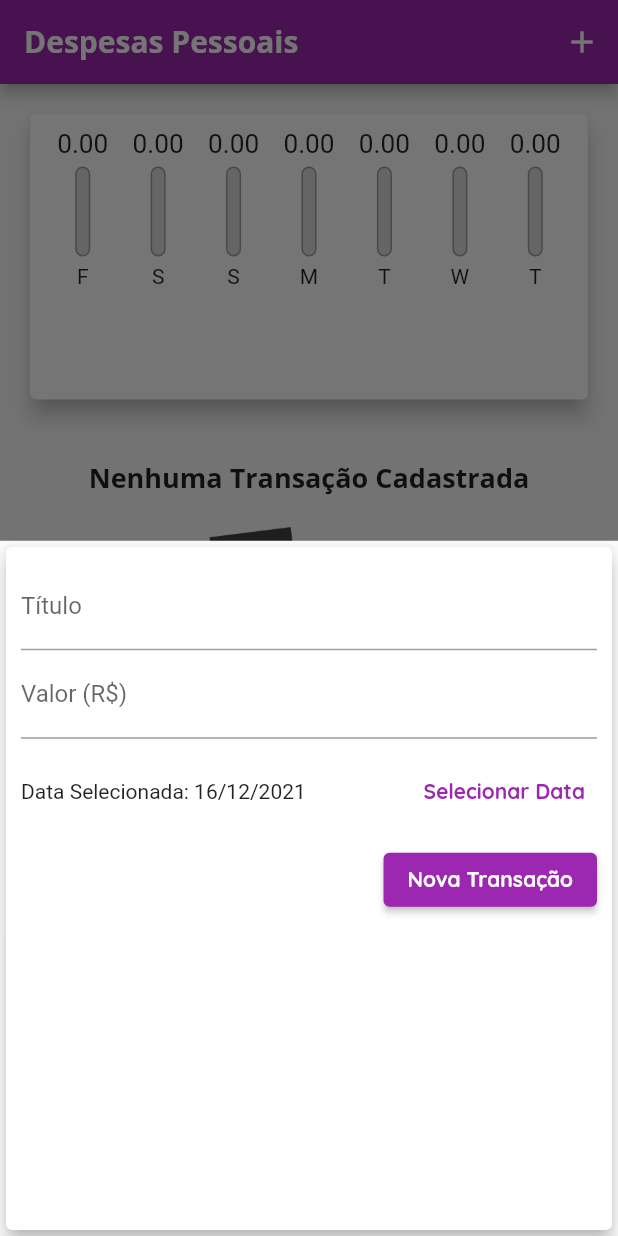
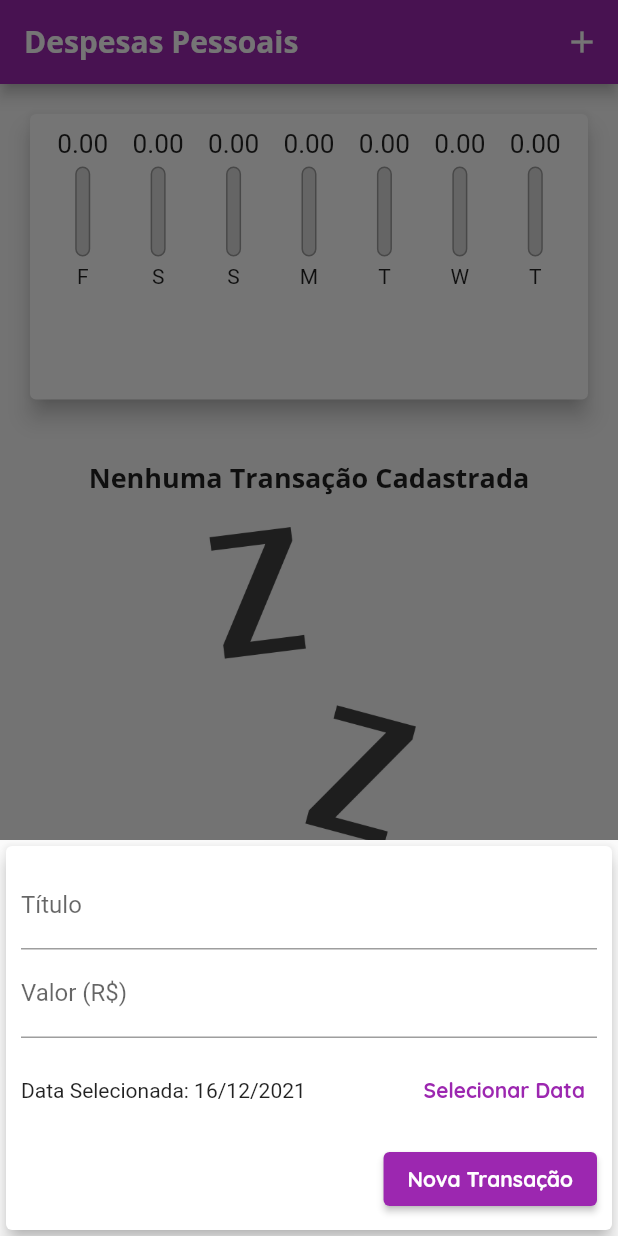
Before and after one commit to lucasaobarbosa/expenses, a Flutter app: the screen it shows after launch, after a tap on the "add" icon, on a phone screen of 412 x 824 dp. Run offline on Flutter 3.47's test engine with Material 2 defaults, Android fonts, the phone set to English and light mode, and no system bars.

Commit message:
Ajustando Formulario

```diff
--- a/lib/components/transaction_form.dart
+++ b/lib/components/transaction_form.dart
@@ -45,10 +45,16 @@ class _TransactionFormState extends State<TransactionForm> {
 
   @override
   Widget build(BuildContext context) {
-    return Card(
+    return SingleChildScrollView(
+      child: Card(
         elevation: 5,
         child: Padding(
-        padding: const EdgeInsets.all(10),
+          padding: EdgeInsets.only(
+            top: 10,
+            right: 10,
+            left: 10,
+            bottom: 10 + MediaQuery.of(context).viewInsets.bottom,
+          ),
           child: Column(
             children: <Widget>[
               TextField(
@@ -105,6 +111,7 @@ class _TransactionFormState extends State<TransactionForm> {
             ],
           ),
         ),
+      ),
     );
   }
 }
--- a/lib/main.dart
+++ b/lib/main.dart
@@ -91,11 +91,21 @@ class _MyHomePageState extends State<MyHomePage> {
 
   @override
   Widget build(BuildContext context) {
-    bool isLandscape = MediaQuery.of(context).orientation == Orientation.landscape;
+    bool isLandscape =
+    MediaQuery.of(context).orientation == Orientation.landscape;
 
     final appBar = AppBar(
       title: Text('Despesas Pessoais'),
       actions: <Widget>[
+        if (isLandscape)
+        IconButton(
+          icon: Icon(_showChart ? Icons.list : Icons.show_chart),
+          onPressed: (){
+            setState(() {
+              _showChart = !_showChart;
+            });
+          },
+        ),
         IconButton(
           icon: Icon(Icons.add),
           onPressed: () => _openTransactionFormModal(context),
@@ -113,21 +123,21 @@ class _MyHomePageState extends State<MyHomePage> {
         child: Column(
           crossAxisAlignment: CrossAxisAlignment.stretch,
           children: <Widget>[
-            if (isLandscape)
-            Row(
-              mainAxisAlignment: MainAxisAlignment.center,
-              children: <Widget>[
-                Text('Exibir Gráfico'),
-                Switch(
-                  value: _showChart,
-                  onChanged: (value) {
-                    setState(() {
-                      _showChart = value;
-                    });
-                  },
-                ),
-              ],
-            ),
+            // if (isLandscape)
+            // Row(
+            //   mainAxisAlignment: MainAxisAlignment.center,
+            //   children: <Widget>[
+            //     Text('Exibir Gráfico'),
+            //     Switch(
+            //       value: _showChart,
+            //       onChanged: (value) {
+            //         setState(() {
+            //           _showChart = value;
+            //         });
+            //       },
+            //     ),
+            //   ],
+            // ),
             if (_showChart || !isLandscape)
               Container(
                 height: availabeHeight * (isLandscape ? 0.7 : 0.3),
```
Lines whose indentation alone changed are shown as unchanged.
